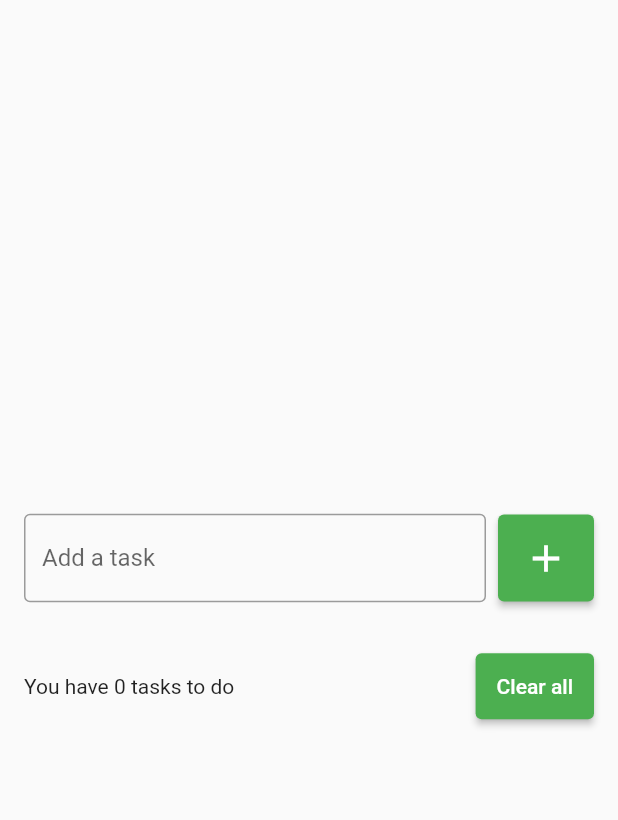
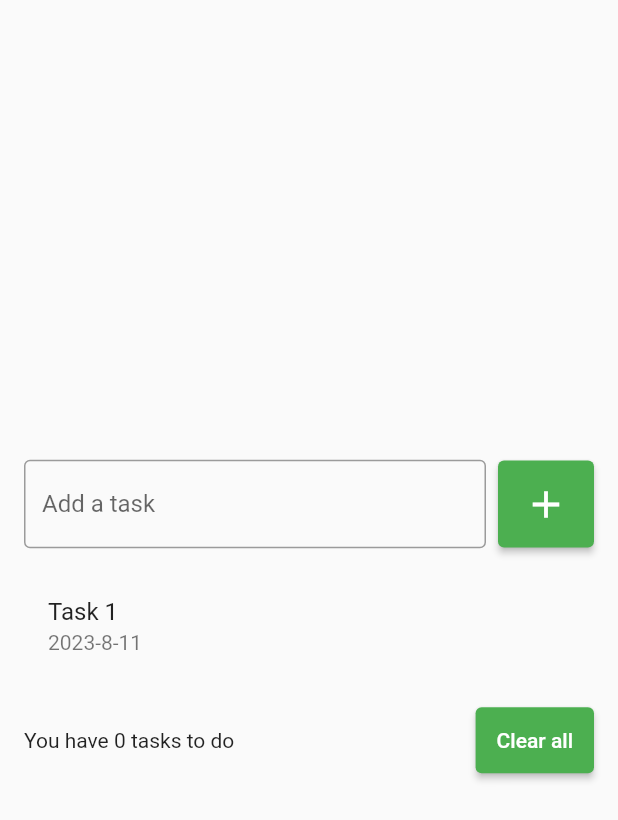
Before and after one commit to luidimso/flutter_to_do_list, a Flutter app: the screen it shows after launch, on a phone screen of 412 x 824 dp. Shown: the top 820 px of the screen. Run offline on Flutter 3.47's test engine with Material 2 defaults, Android fonts, the phone set to English and light mode, and no system bars.

Commit message:
Adding ListTile widget

```diff
--- a/lib/pages/to_do_list.dart
+++ b/lib/pages/to_do_list.dart
@@ -43,6 +43,15 @@ class Checklist extends StatelessWidget {
               ),
               ListView(
                 shrinkWrap: true,
+                children: [
+                  ListTile(
+                    title: const Text("Task 1"),
+                    subtitle: const Text("2023-8-11"),
+                    onTap: () {
+                      print("object");
+                    },
+                  )
+                ],
               ),
               const SizedBox(
                 height: 16,
```
